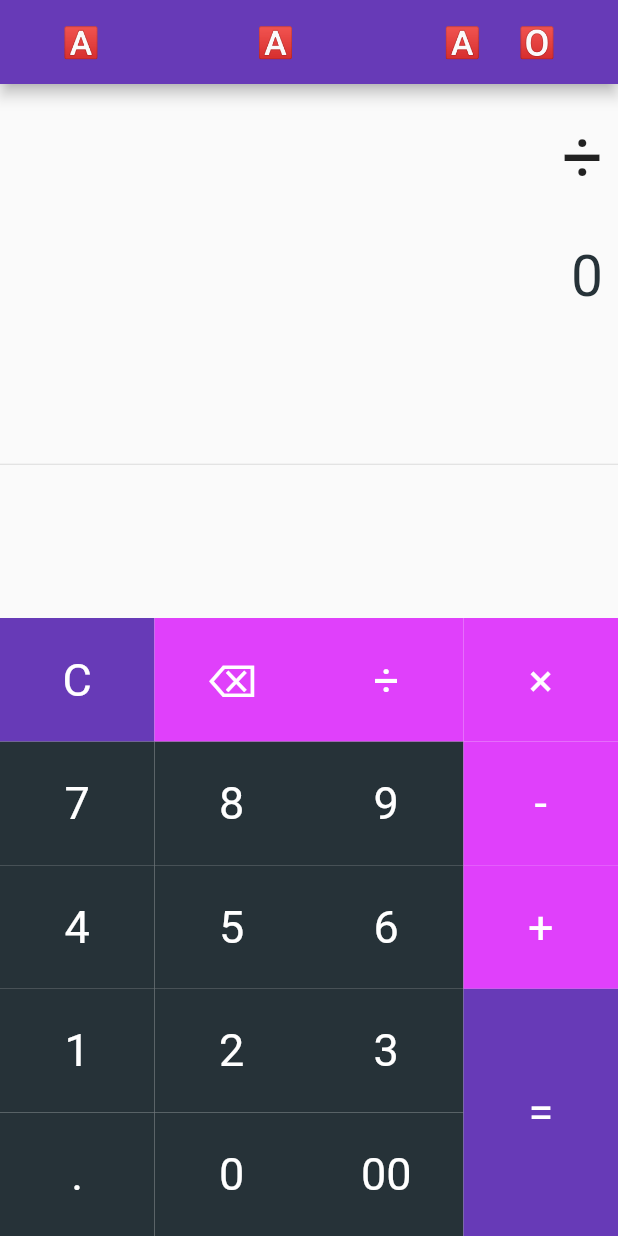
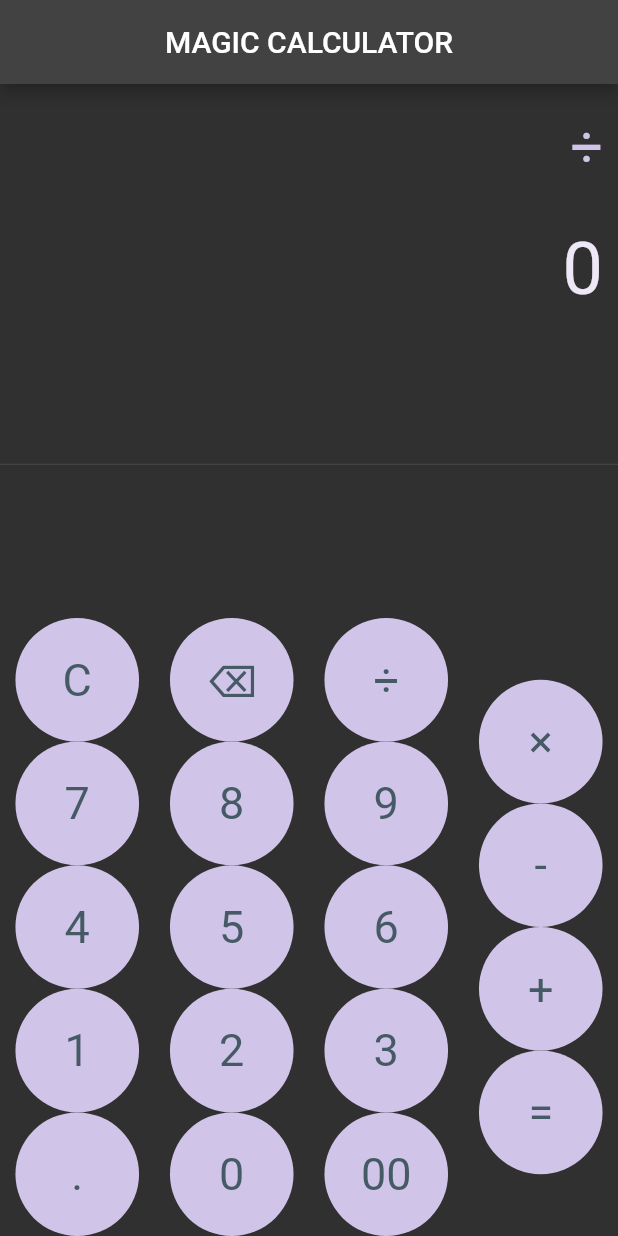
Before and after one commit to LindsayUria/MagicCaculator, a Flutter app: the screen it shows after launch, after a tap on an icon or button, on a phone screen of 412 x 824 dp. Run offline on Flutter 3.47's test engine with Material 2 defaults, Android fonts, the phone set to English and light mode, and no system bars; our stand-ins replace math_expressions.

Commit message:
Cambio de diseño

```diff
--- a/lib/main.dart
+++ b/lib/main.dart
@@ -12,8 +12,12 @@ class Calculator extends StatelessWidget {
     return MaterialApp(
       debugShowCheckedModeBanner: false,
       title: 'Calculator',
-      theme: ThemeData(primarySwatch: Colors.deepPurple),
-      home: SimpleCalculator()
+      theme: ThemeData(
+        brightness: Brightness.dark
+
+      ),
+      home: SimpleCalculator(),
+
     );
   }
 }
@@ -36,13 +40,9 @@ class _SimpleCalculatorState extends State<SimpleCalculator> {
       if(buttonText == "C"){
         equation = "0";
         result = "0";
-        equationFontSize = 38.0;
-        resultFontSize = 48.0;
       }
 
       else if(buttonText == "⌫"){
-        equationFontSize = 48.0;
-        resultFontSize = 38.0;
         equation = equation.substring(0, equation.length - 1);
         if(equation == ""){
           equation = "0";
@@ -50,8 +50,6 @@ class _SimpleCalculatorState extends State<SimpleCalculator> {
       }
 
       else if(buttonText == "="){
-        equationFontSize = 38.0;
-        resultFontSize = 48.0;
 
         expression = equation;
         expression = expression.replaceAll('×', '*');
@@ -70,8 +68,6 @@ class _SimpleCalculatorState extends State<SimpleCalculator> {
       }
 
       else{
-        equationFontSize = 48.0;
-        resultFontSize = 38.0;
         if(equation == "0"){
           equation = buttonText;
         }else {
@@ -86,6 +82,7 @@ class _SimpleCalculatorState extends State<SimpleCalculator> {
       height: MediaQuery.of(context).size.height * 0.1 * buttonHeight,
       color: buttonColor,
       child: FlatButton(
+          color: Colors.deepPurple.shade100,
           shape: CircleBorder(
               side: BorderSide(
                   color: Colors.white,
@@ -100,7 +97,7 @@ class _SimpleCalculatorState extends State<SimpleCalculator> {
             style: TextStyle(
                 fontSize: 30.0,
                 fontWeight: FontWeight.normal,
-                color: Colors.white
+                color: Colors.blueGrey.shade700
             ),
           )
       ),
@@ -114,7 +111,7 @@ class _SimpleCalculatorState extends State<SimpleCalculator> {
 
       appBar: AppBar(title:
       Center(
-         child: Text('🅼🅰🅶🅸🅲 🅲🅰🅻🅲🆄🅻🅰🆃🅾🆁'),
+         child: Text('MAGIC CALCULATOR'),
 
       )
       ),
@@ -125,7 +122,8 @@ class _SimpleCalculatorState extends State<SimpleCalculator> {
           Container(
             alignment: Alignment.centerRight,
             padding: EdgeInsets.fromLTRB(10, 20, 10, 0),
-            child: Text(equation, style: TextStyle(fontSize: equationFontSize) , ),
+            child: Text(equation, style: TextStyle(fontSize: equationFontSize, color: Colors.deepPurple.shade100) ,
+            ),
           ),
 
 
@@ -134,7 +132,7 @@ class _SimpleCalculatorState extends State<SimpleCalculator> {
             padding: EdgeInsets.fromLTRB(10, 30, 10, 0),
             child: Text(result, style: TextStyle(
                 fontSize: resultFontSize,
-                color: Colors.blueGrey.shade900
+                color: Colors.deepPurple.shade50
             ),),
           ),
 
@@ -153,41 +151,41 @@ class _SimpleCalculatorState extends State<SimpleCalculator> {
                   children: [
                     TableRow(
                         children: [
-                          buildButton("C", 1, Colors.deepPurple),
-                          buildButton("⌫", 1, Colors.purpleAccent),
-                          buildButton("÷", 1, Colors.purpleAccent),
+                          buildButton("C", 1, Colors.transparent),
+                          buildButton("⌫", 1, Colors.transparent),
+                          buildButton("÷", 1, Colors.transparent),
                         ]
                     ),
 
                     TableRow(
                         children: [
-                          buildButton("7", 1, Colors.blueGrey.shade900),
-                          buildButton("8", 1, Colors.blueGrey.shade900),
-                          buildButton("9", 1, Colors.blueGrey.shade900),
+                          buildButton("7", 1, Colors.transparent),
+                          buildButton("8", 1, Colors.transparent),
+                          buildButton("9", 1, Colors.transparent),
                         ]
                     ),
 
                     TableRow(
                         children: [
-                          buildButton("4", 1, Colors.blueGrey.shade900),
-                          buildButton("5", 1, Colors.blueGrey.shade900),
-                          buildButton("6", 1, Colors.blueGrey.shade900),
+                          buildButton("4", 1, Colors.transparent),
+                          buildButton("5", 1, Colors.transparent),
+                          buildButton("6", 1, Colors.transparent),
                         ]
                     ),
 
                     TableRow(
                         children: [
-                          buildButton("1", 1, Colors.blueGrey.shade900),
-                          buildButton("2", 1, Colors.blueGrey.shade900),
-                          buildButton("3", 1, Colors.blueGrey.shade900),
+                          buildButton("1", 1, Colors.transparent),
+                          buildButton("2", 1, Colors.transparent),
+                          buildButton("3", 1, Colors.transparent),
                         ]
                     ),
 
                     TableRow(
                         children: [
-                          buildButton(".", 1, Colors.blueGrey.shade900),
-                          buildButton("0", 1, Colors.blueGrey.shade900),
-                          buildButton("00", 1, Colors.blueGrey.shade900),
+                          buildButton(".", 1, Colors.transparent),
+                          buildButton("0", 1, Colors.transparent),
+                          buildButton("00", 1, Colors.transparent),
                         ]
                     ),
                   ],
@@ -201,25 +199,25 @@ class _SimpleCalculatorState extends State<SimpleCalculator> {
                   children: [
                     TableRow(
                         children: [
-                          buildButton("×", 1, Colors.purpleAccent),
+                          buildButton("×", 1, Colors.transparent),
                         ]
                     ),
 
                     TableRow(
                         children: [
-                          buildButton("-", 1, Colors.purpleAccent),
+                          buildButton("-", 1, Colors.transparent),
                         ]
                     ),
 
                     TableRow(
                         children: [
-                          buildButton("+", 1, Colors.purpleAccent),
+                          buildButton("+", 1, Colors.transparent),
                         ]
                     ),
 
                     TableRow(
                         children: [
-                          buildButton("=", 2, Colors.deepPurple),
+                          buildButton("=", 1, Colors.transparent),
                         ]
                     ),
                   ],
```
